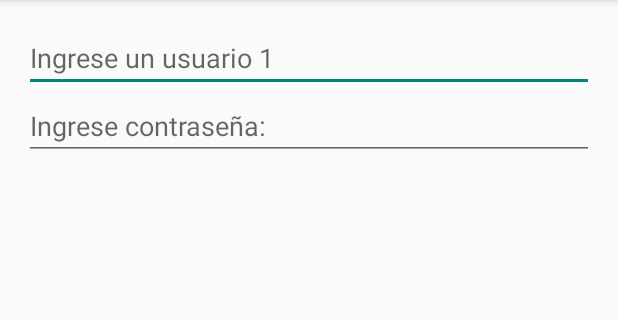
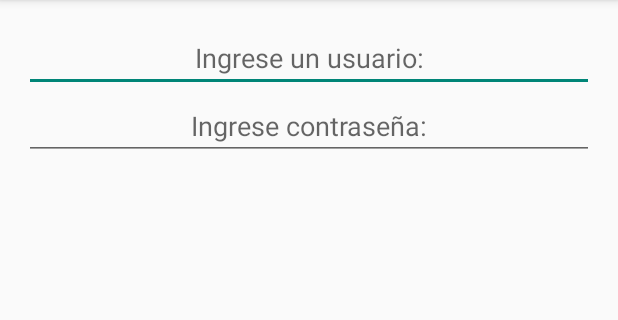
Before and after one commit to juanjsbo/FisioVidaPlus, an Android app: the screen it shows after launch (MainActivity), on a phone screen of 412 x 824 dp, the part 84-404 px from its top. Run offline under Robolectric (Android 15) with nearby library versions, the phone set to English and light mode, and no system bars.

```diff
--- a/app/src/main/res/layout/activity_main.xml
+++ b/app/src/main/res/layout/activity_main.xml
@@ -15,13 +15,15 @@
     <EditText
         android:layout_width="fill_parent"
         android:layout_height="wrap_content"
-        android:hint="Ingrese un usuario 1"/>
+        android:hint="Ingrese un usuario:"
+        android:gravity="center_horizontal"/>
 
     <EditText
         android:layout_width="fill_parent"
         android:layout_height="wrap_content"
         android:hint="Ingrese contraseña:"
-        android:inputType="numberPassword"/>
+        android:inputType="numberPassword"
+        android:gravity="center_horizontal"/>
 
 
 </LinearLayout>
```
